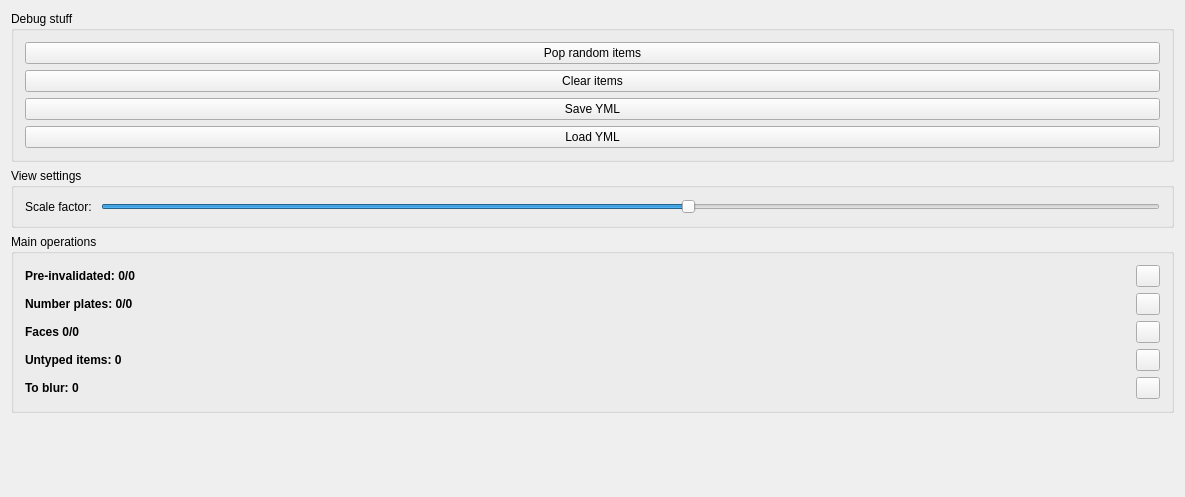
This is ui/mainwindow.ui in 3d4pi/yafdb-validator as Qt 5 draws it before an edit. The edited form follows.
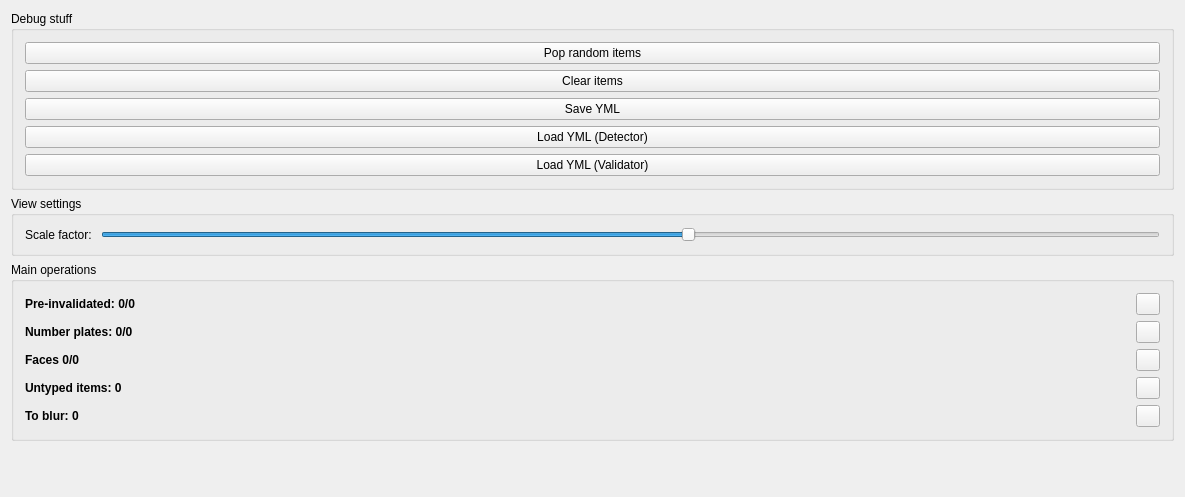
This is the edited form. Icons and pictures are not drawn.

The edit to the form file:
```diff
--- a/ui/mainwindow.ui
+++ b/ui/mainwindow.ui
@@ -270,7 +270,14 @@
          <item row="3" column="0">
           <widget class="QPushButton" name="pushButton_4">
            <property name="text">
-            <string>Load YML</string>
+            <string>Load YML (Detector)</string>
+           </property>
+          </widget>
+         </item>
+         <item row="4" column="0">
+          <widget class="QPushButton" name="pushButton_5">
+           <property name="text">
+            <string>Load YML (Validator)</string>
            </property>
           </widget>
          </item>
```
